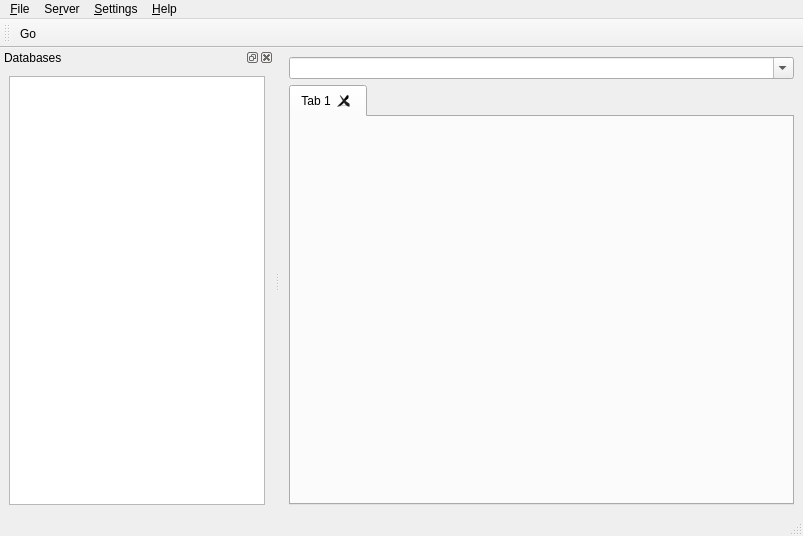
First picture: the form in src/SQLAntaresiaWindow.ui, repository mtorromeo/sqlantaresia, before the edit.
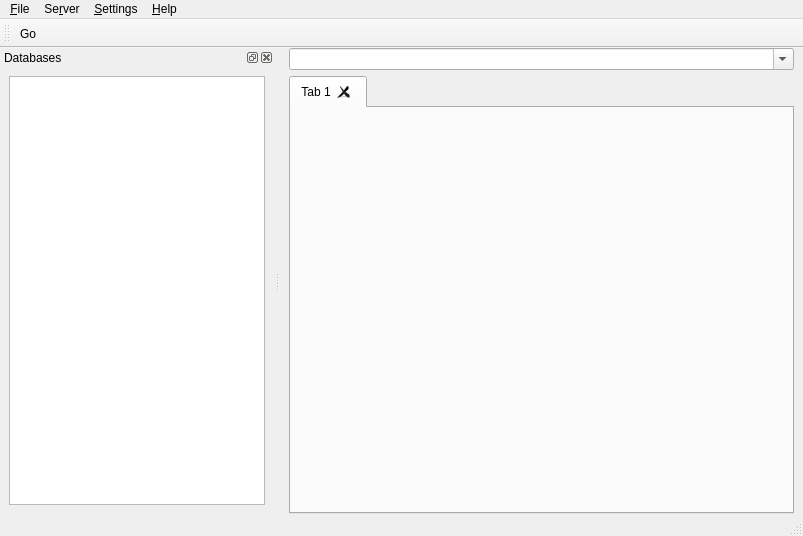
Second picture: the form after the edit. Icons and pictures are not drawn.

Commit message: Fixed layout paddings. Fixed error on table details open. Moveable tabs.

```diff
--- a/src/SQLAntaresiaWindow.ui
+++ b/src/SQLAntaresiaWindow.ui
@@ -20,6 +20,12 @@
   </property>
   <widget class="QWidget" name="centralwidget">
    <layout class="QVBoxLayout" name="verticalLayout">
+    <property name="topMargin">
+     <number>0</number>
+    </property>
+    <property name="bottomMargin">
+     <number>0</number>
+    </property>
     <item>
      <widget class="QComboBox" name="cmbConnection">
       <property name="sizePolicy">
@@ -44,6 +50,9 @@
       <property name="tabsClosable">
        <bool>true</bool>
       </property>
+      <property name="movable">
+       <bool>true</bool>
+      </property>
       <widget class="QWidget" name="tab">
        <attribute name="title">
         <string>Tab 1</string>
```
Left out of the diff: 2 changed lines with no effect on the pictures. The commit also changes 1 other file.
